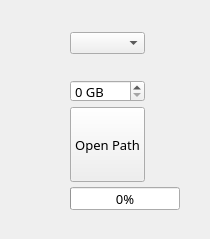
Oh-JongJin/AutoFileDelete, file Python/auto_file_delete.ui: the form before one commit.
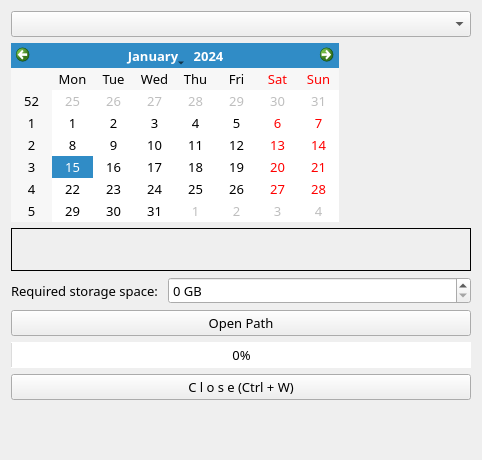
The form after the commit. Icons and pictures are not drawn.

Commit message: Apply calender widget

Patch:
```diff
--- a/Python/auto_file_delete.ui
+++ b/Python/auto_file_delete.ui
@@ -9,8 +9,8 @@
    <rect>
     <x>0</x>
     <y>0</y>
-    <width>210</width>
-    <height>239</height>
+    <width>482</width>
+    <height>460</height>
    </rect>
   </property>
   <property name="font">
@@ -35,44 +35,57 @@
   <property name="styleSheet">
    <string notr="true">font: 57 10pt &quot;KoPubWorld돋움체 Medium&quot;;</string>
   </property>
-  <widget class="QPushButton" name="pushButton">
-   <property name="geometry">
-    <rect>
-     <x>70</x>
-     <y>107</y>
-     <width>75</width>
-     <height>75</height>
-    </rect>
-   </property>
+  <layout class="QVBoxLayout" name="verticalLayout">
+   <item>
+    <widget class="QComboBox" name="comboBox">
    <property name="styleSheet">
     <string notr="true"/>
    </property>
+     <property name="currentText">
+      <string/>
+     </property>
+    </widget>
+   </item>
+   <item>
+    <widget class="QCalendarWidget" name="calendarWidget">
+     <property name="sizePolicy">
+      <sizepolicy hsizetype="Maximum" vsizetype="Maximum">
+       <horstretch>0</horstretch>
+       <verstretch>0</verstretch>
+      </sizepolicy>
+     </property>
+    </widget>
+   </item>
+   <item>
+    <widget class="QLabel" name="label">
+     <property name="styleSheet">
+      <string notr="true">border: 1px solid black;</string>
+     </property>
    <property name="text">
-    <string>Open Path</string>
-   </property>
-  </widget>
-  <widget class="QProgressBar" name="progressBar">
-   <property name="geometry">
-    <rect>
-     <x>70</x>
-     <y>187</y>
-     <width>110</width>
-     <height>23</height>
-    </rect>
-   </property>
-   <property name="value">
-    <number>0</number>
-   </property>
-  </widget>
+      <string/>
+     </property>
+     <property name="alignment">
+      <set>Qt::AlignCenter</set>
+     </property>
+    </widget>
+   </item>
+   <item>
+    <layout class="QHBoxLayout" name="horizontalLayout">
+     <item>
+      <widget class="QLabel" name="label_2">
+       <property name="sizePolicy">
+        <sizepolicy hsizetype="Maximum" vsizetype="Preferred">
+         <horstretch>0</horstretch>
+         <verstretch>0</verstretch>
+        </sizepolicy>
+       </property>
+       <property name="text">
+        <string>Required storage space: </string>
+       </property>
+      </widget>
+     </item>
+     <item>
   <widget class="QSpinBox" name="spinBox">
-   <property name="geometry">
-    <rect>
-     <x>70</x>
-     <y>80</y>
-     <width>75</width>
-     <height>22</height>
-    </rect>
-   </property>
    <property name="suffix">
     <string> GB</string>
    </property>
@@ -83,44 +96,68 @@
     <number>99999</number>
    </property>
   </widget>
-  <widget class="QLabel" name="label">
-   <property name="geometry">
-    <rect>
-     <x>70</x>
-     <y>57</y>
-     <width>75</width>
-     <height>22</height>
-    </rect>
+     </item>
+    </layout>
+   </item>
+   <item>
+    <widget class="QPushButton" name="pushButton">
+     <property name="styleSheet">
+      <string notr="true"/>
    </property>
    <property name="text">
-    <string/>
-   </property>
-  </widget>
-  <widget class="QComboBox" name="comboBox">
-   <property name="geometry">
-    <rect>
-     <x>70</x>
-     <y>32</y>
-     <width>75</width>
-     <height>22</height>
-    </rect>
+      <string>Open Path</string>
+     </property>
+    </widget>
+   </item>
+   <item>
+    <widget class="QProgressBar" name="progressBar">
+     <property name="sizePolicy">
+      <sizepolicy hsizetype="Preferred" vsizetype="Fixed">
+       <horstretch>0</horstretch>
+       <verstretch>0</verstretch>
+      </sizepolicy>
    </property>
    <property name="styleSheet">
+      <string notr="true">border-color: rgb(255, 119, 226);</string>
+     </property>
+     <property name="minimum">
+      <number>0</number>
+     </property>
+     <property name="value">
+      <number>0</number>
+     </property>
+     <property name="alignment">
+      <set>Qt::AlignCenter</set>
+     </property>
+    </widget>
+   </item>
+   <item>
+    <widget class="QPushButton" name="exit_pushButton">
+     <property name="font">
+      <font>
+       <family>KoPubWorld돋움체 Medium</family>
+       <pointsize>10</pointsize>
+       <weight>7</weight>
+       <italic>false</italic>
+       <bold>false</bold>
+      </font>
+     </property>
+     <property name="cursor">
+      <cursorShape>PointingHandCursor</cursorShape>
+     </property>
+     <property name="styleSheet">
     <string notr="true"/>
    </property>
-   <property name="currentText">
-    <string/>
-   </property>
-  </widget>
+     <property name="text">
+      <string>C l o s e (Ctrl + W)</string>
+     </property>
+     <property name="shortcut">
+      <string>Ctrl+W</string>
+     </property>
+    </widget>
+   </item>
+   <item>
   <widget class="QLabel" name="complete_lbl">
-   <property name="geometry">
-    <rect>
-     <x>54</x>
-     <y>210</y>
-     <width>111</width>
-     <height>22</height>
-    </rect>
-   </property>
    <property name="text">
     <string/>
    </property>
@@ -128,6 +165,8 @@
     <set>Qt::AlignCenter</set>
    </property>
   </widget>
+   </item>
+  </layout>
  </widget>
  <resources/>
  <connections/>
```
Lines whose indentation alone changed are shown as unchanged. The commit also changes 5 other files.
